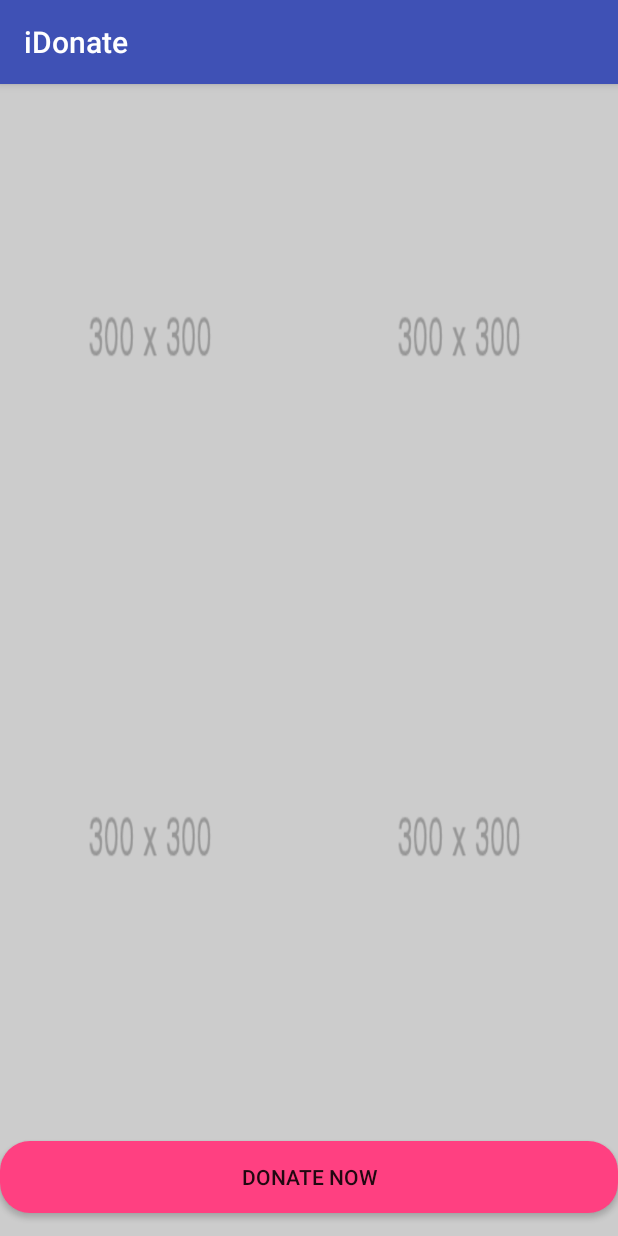
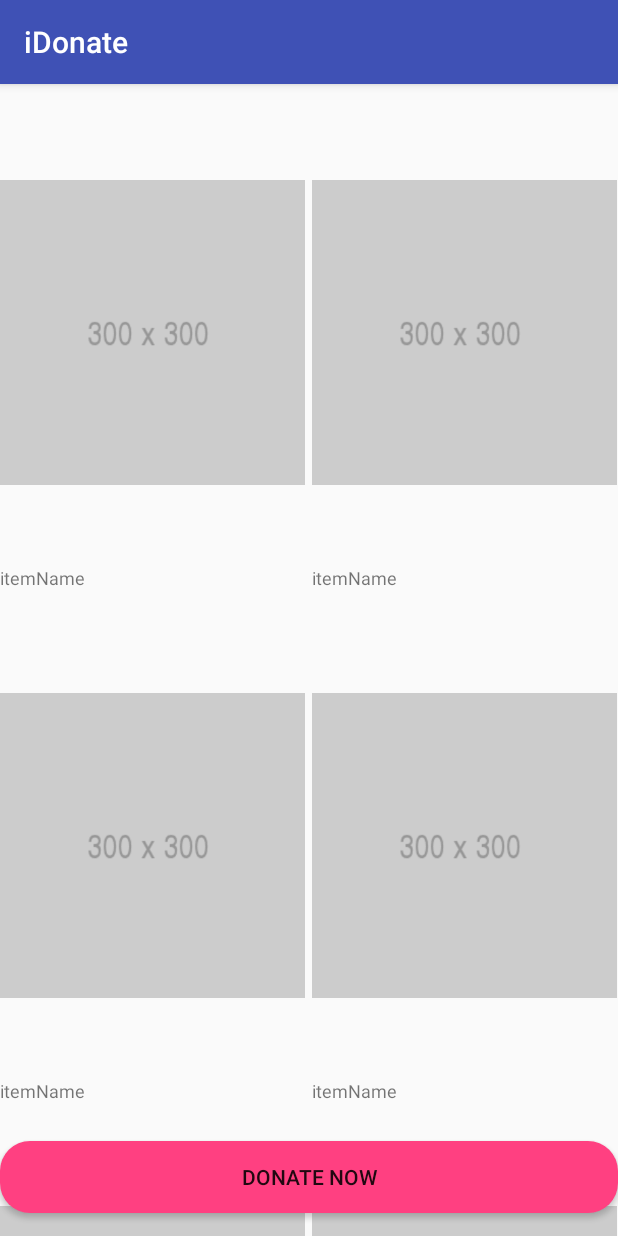
Before and after one commit to sioteyu/iDonate, an Android app: the screen it shows after launch (ResultActivity), on a phone screen of 412 x 824 dp. Run offline under Robolectric (Android 15) with nearby library versions, the phone set to English and light mode, and no system bars; libraries missing offline, so code that uses them is left out: com.mancj.materialsearchbar; 2 statements that could not run were skipped.

Commit message:
added text view

```diff
--- a/app/src/main/java/com/jograt/atenatics/idonate/GridViewAdapter.java
+++ b/app/src/main/java/com/jograt/atenatics/idonate/GridViewAdapter.java
@@ -2,21 +2,27 @@ package com.jograt.atenatics.idonate;
 
 import android.content.Context;
 import android.support.v4.content.ContextCompat;
+import android.view.LayoutInflater;
 import android.view.View;
 import android.view.ViewGroup;
 import android.widget.BaseAdapter;
 import android.widget.ImageView;
 import android.widget.LinearLayout;
+import android.widget.TextView;
 
 public class GridViewAdapter extends BaseAdapter {
     private Context mContext;
+    private Integer[] imageID;
+    private String[] itemName;
 
-    public GridViewAdapter(Context c) {
+    public GridViewAdapter(Context c, Integer[] imageID, String[] itemName) {
         mContext = c;
+        this.imageID = imageID;
+        this.itemName = itemName;
     }
 
     public int getCount() {
-        return mThumbIds.length;
+        return imageID.length;
     }
 
     public Object getItem(int position) {
@@ -29,27 +35,24 @@ public class GridViewAdapter extends BaseAdapter {
 
     // create a new ImageView for each item referenced by the Adapter
     public View getView(int position, View convertView, ViewGroup parent) {
-        ImageView imageView;
+        View gridViewAndroid;
+        LayoutInflater inflater = (LayoutInflater) mContext
+                .getSystemService(Context.LAYOUT_INFLATER_SERVICE);
+
         if (convertView == null) {
-            // if it's not recycled, initialize some attributes
-            imageView = new ImageView(mContext);
-            imageView.setPadding(8, 8, 8, 8);
+
+            gridViewAndroid = new View(mContext);
+            gridViewAndroid = inflater.inflate(R.layout.activity_result_item, null);
+            TextView textViewAndroid = (TextView) gridViewAndroid.findViewById(R.id.itemName);
+            ImageView imageViewAndroid = (ImageView) gridViewAndroid.findViewById(R.id.itemImage);
+            textViewAndroid.setText(itemName[position]);
+            imageViewAndroid.setImageResource(imageID[position]);
         } else {
-            imageView = (ImageView) convertView;
+            gridViewAndroid = (View) convertView;
         }
 
-        imageView.setBackground(ContextCompat.getDrawable(mContext, mThumbIds[position]));
-        LinearLayout.LayoutParams layoutParams = new LinearLayout.LayoutParams(ViewGroup.MarginLayoutParams.MATCH_PARENT, 500);
-        layoutParams.setMargins(150, 150, 150, 150);
-        imageView.setLayoutParams(layoutParams);
-        return imageView;
+        return gridViewAndroid;
     }
 
-    // references to our images
-    private Integer[] mThumbIds = {
-            R.drawable.placeholderimage, R.drawable.placeholderimage,
-            R.drawable.placeholderimage, R.drawable.placeholderimage,
-            R.drawable.placeholderimage, R.drawable.placeholderimage,
-            R.drawable.placeholderimage, R.drawable.placeholderimage
-    };
+
 }
--- a/app/src/main/java/com/jograt/atenatics/idonate/ResultActivity.java
+++ b/app/src/main/java/com/jograt/atenatics/idonate/ResultActivity.java
@@ -8,22 +8,40 @@ import android.widget.GridView;
 import android.widget.Toast;
 
 public class ResultActivity extends AppCompatActivity{
+    private GridView grid;
 
     @Override
     protected void onCreate(Bundle savedInstanceState) {
         super.onCreate(savedInstanceState);
         setContentView(R.layout.activity_result);
 
-        GridView gridview = (GridView) findViewById(R.id.gridView);
-        gridview.setAdapter(new GridViewAdapter(this));
+        GridViewAdapter adapter = new GridViewAdapter(ResultActivity.this, imageID, itemName);
 
-        gridview.setOnItemClickListener(new AdapterView.OnItemClickListener() {
-            public void onItemClick(AdapterView<?> parent, View v,
+        grid =(GridView) findViewById(R.id.gridView);
+        grid.setAdapter(adapter);
+
+        grid.setOnItemClickListener(new AdapterView.OnItemClickListener() {
+
+            @Override
+            public void onItemClick(AdapterView<?> parent, View view,
                                     int position, long id) {
-                Toast.makeText(ResultActivity.this, "" + position,
-                        Toast.LENGTH_SHORT).show();
+                Toast.makeText(ResultActivity.this, "You Clicked at " +itemName[+ position], Toast.LENGTH_SHORT).show();
+
             }
-
         });
     }
+
+    private Integer[] imageID = {
+            R.drawable.placeholderimage, R.drawable.placeholderimage,
+            R.drawable.placeholderimage, R.drawable.placeholderimage,
+            R.drawable.placeholderimage, R.drawable.placeholderimage,
+            R.drawable.placeholderimage, R.drawable.placeholderimage
+    };
+
+    private String[] itemName = {
+            "itemName", "itemName",
+            "itemName", "itemName",
+            "itemName", "itemName",
+            "itemName", "itemName"
+    };
 }
--- a/app/src/main/res/layout/activity_result.xml
+++ b/app/src/main/res/layout/activity_result.xml
@@ -8,6 +8,8 @@
         android:id="@+id/gridView"
         android:layout_width="match_parent"
         android:layout_height="match_parent"
+        android:verticalSpacing="5dp"
+        android:horizontalSpacing="5dp"
         android:numColumns="2"/>
 
     <Button
--- a/app/src/main/res/layout/activity_result_item.xml
+++ b/app/src/main/res/layout/activity_result_item.xml
@@ -1,12 +1,20 @@
 <?xml version="1.0" encoding="utf-8"?>
 <LinearLayout xmlns:android="http://schemas.android.com/apk/res/android"
     android:id="@+id/mainContainer"
-    android:layout_width="wrap_content"
-    android:layout_height="wrap_content" >
-    <ImageButton
-        android:id="@+id/img"
-        android:layout_margin="5dp"
+    android:layout_width="match_parent"
+    android:layout_height="wrap_content"
+    android:orientation="vertical">
+
+    <ImageView
+        android:id="@+id/itemImage"
         android:layout_width="wrap_content"
         android:layout_height="wrap_content"
-        android:src="@null" />
+        android:layout_marginTop="15dp" />
+
+    <TextView
+        android:id="@+id/itemName"
+        android:layout_width="wrap_content"
+        android:layout_height="wrap_content"
+        android:layout_marginTop="5dp"
+        android:textSize="12sp" />
 </LinearLayout>
```
